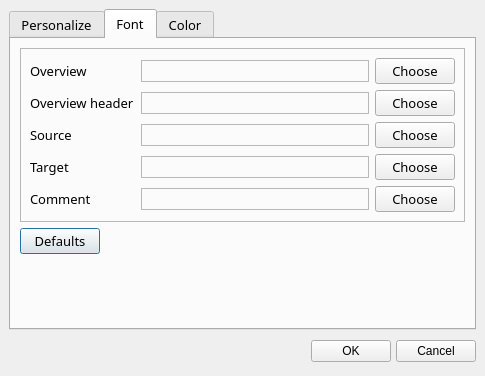
Before: the Qt Designer form pootling/ui/Preference.ui in cc-archive/pootle, drawn with Qt 5.
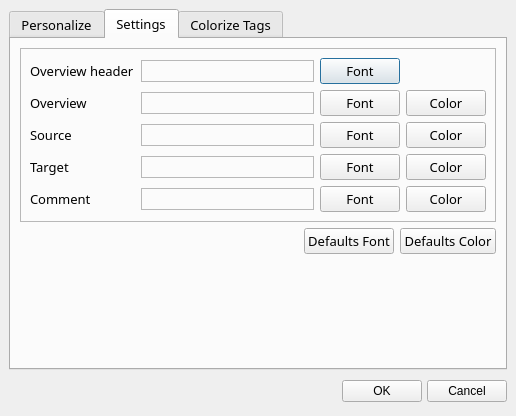
After: the same form once the commit is applied. The open tabs and pages were chosen to show the change.

Commit message: merge color tab to font color and adding number of single/plural form

Diff of the .ui file:
```diff
--- a/pootling/ui/Preference.ui
+++ b/pootling/ui/Preference.ui
@@ -8,8 +8,8 @@
    <rect>
     <x>0</x>
     <y>0</y>
-    <width>485</width>
-    <height>376</height>
+    <width>516</width>
+    <height>416</height>
    </rect>
   </property>
   <property name="sizePolicy" >
@@ -327,7 +327,7 @@
      </widget>
      <widget class="QWidget" name="tab2" >
       <attribute name="title" >
-       <string>Font</string>
+       <string>Settings</string>
       </attribute>
       <layout class="QGridLayout" >
        <property name="margin" >
@@ -336,22 +336,7 @@
        <property name="spacing" >
         <number>6</number>
        </property>
-       <item row="1" column="0" >
-        <widget class="QPushButton" name="bntDefaults" >
-         <property name="sizePolicy" >
-          <sizepolicy>
-           <hsizetype>0</hsizetype>
-           <vsizetype>0</vsizetype>
-           <horstretch>0</horstretch>
-           <verstretch>0</verstretch>
-          </sizepolicy>
-         </property>
-         <property name="text" >
-          <string>Defaults</string>
-         </property>
-        </widget>
-       </item>
-       <item row="0" column="0" >
+       <item row="0" column="0" colspan="3" >
         <widget class="QFrame" name="frame2" >
          <property name="sizePolicy" >
           <sizepolicy>
@@ -374,7 +359,57 @@
           <property name="spacing" >
            <number>6</number>
           </property>
-          <item row="1" column="1" >
+          <item row="0" column="0" >
+           <widget class="QLabel" name="label2_2" >
+            <property name="sizePolicy" >
+             <sizepolicy>
+              <hsizetype>0</hsizetype>
+              <vsizetype>0</vsizetype>
+              <horstretch>0</horstretch>
+              <verstretch>0</verstretch>
+             </sizepolicy>
+            </property>
+            <property name="font" >
+             <font>
+              <family>Sans Serif</family>
+              <pointsize>10</pointsize>
+              <weight>50</weight>
+              <italic>false</italic>
+              <bold>false</bold>
+              <underline>false</underline>
+              <strikeout>false</strikeout>
+             </font>
+            </property>
+            <property name="text" >
+             <string>Overview header</string>
+            </property>
+            <property name="scaledContents" >
+             <bool>true</bool>
+            </property>
+            <property name="wordWrap" >
+             <bool>true</bool>
+            </property>
+            <property name="indent" >
+             <number>0</number>
+            </property>
+           </widget>
+          </item>
+          <item row="0" column="2" >
+           <widget class="QPushButton" name="bntFontOverviewHeader" >
+            <property name="sizePolicy" >
+             <sizepolicy>
+              <hsizetype>0</hsizetype>
+              <vsizetype>0</vsizetype>
+              <horstretch>0</horstretch>
+              <verstretch>0</verstretch>
+             </sizepolicy>
+            </property>
+            <property name="text" >
+             <string>Font</string>
+            </property>
+           </widget>
+          </item>
+          <item row="0" column="1" >
            <widget class="QLabel" name="lblOverViewHeader" >
             <property name="sizePolicy" >
              <sizepolicy>
@@ -403,34 +438,15 @@
             </property>
            </widget>
           </item>
-          <item row="2" column="0" >
-           <widget class="QLabel" name="Source" >
-            <property name="sizePolicy" >
-             <sizepolicy>
-              <hsizetype>0</hsizetype>
-              <vsizetype>0</vsizetype>
-              <horstretch>0</horstretch>
-              <verstretch>0</verstretch>
-             </sizepolicy>
-            </property>
-            <property name="font" >
-             <font>
-              <family>Sans Serif</family>
-              <pointsize>10</pointsize>
-              <weight>50</weight>
-              <italic>false</italic>
-              <bold>false</bold>
-              <underline>false</underline>
-              <strikeout>false</strikeout>
-             </font>
-            </property>
+          <item row="1" column="3" >
+           <widget class="QPushButton" name="btnColorOverview" >
             <property name="text" >
-             <string>Source</string>
+             <string>Color</string>
             </property>
            </widget>
           </item>
-          <item row="4" column="2" >
-           <widget class="QPushButton" name="bntComment" >
+          <item row="1" column="2" >
+           <widget class="QPushButton" name="bntFontOverview" >
             <property name="sizePolicy" >
              <sizepolicy>
               <hsizetype>0</hsizetype>
@@ -440,42 +456,12 @@
              </sizepolicy>
             </property>
             <property name="text" >
-             <string>Choose</string>
+             <string>Font</string>
             </property>
            </widget>
           </item>
-          <item row="3" column="2" >
-           <widget class="QPushButton" name="bntTarget" >
-            <property name="sizePolicy" >
-             <sizepolicy>
-              <hsizetype>0</hsizetype>
-              <vsizetype>0</vsizetype>
-              <horstretch>0</horstretch>
-              <verstretch>0</verstretch>
-             </sizepolicy>
-            </property>
-            <property name="text" >
-             <string>Choose</string>
-            </property>
-           </widget>
-          </item>
-          <item row="2" column="2" >
-           <widget class="QPushButton" name="bntSource" >
-            <property name="sizePolicy" >
-             <sizepolicy>
-              <hsizetype>0</hsizetype>
-              <vsizetype>0</vsizetype>
-              <horstretch>0</horstretch>
-              <verstretch>0</verstretch>
-             </sizepolicy>
-            </property>
-            <property name="text" >
-             <string>Choose</string>
-            </property>
-           </widget>
-          </item>
-          <item row="2" column="1" >
-           <widget class="QLabel" name="lblSource" >
+          <item row="1" column="1" >
+           <widget class="QLabel" name="lblOverView" >
             <property name="sizePolicy" >
              <sizepolicy>
               <hsizetype>7</hsizetype>
@@ -503,6 +489,56 @@
             </property>
            </widget>
           </item>
+          <item row="1" column="0" >
+           <widget class="QLabel" name="label2_3" >
+            <property name="sizePolicy" >
+             <sizepolicy>
+              <hsizetype>0</hsizetype>
+              <vsizetype>0</vsizetype>
+              <horstretch>0</horstretch>
+              <verstretch>0</verstretch>
+             </sizepolicy>
+            </property>
+            <property name="font" >
+             <font>
+              <family>Sans Serif</family>
+              <pointsize>10</pointsize>
+              <weight>50</weight>
+              <italic>false</italic>
+              <bold>false</bold>
+              <underline>false</underline>
+              <strikeout>false</strikeout>
+             </font>
+            </property>
+            <property name="text" >
+             <string>Overview</string>
+            </property>
+            <property name="scaledContents" >
+             <bool>true</bool>
+            </property>
+            <property name="wordWrap" >
+             <bool>true</bool>
+            </property>
+            <property name="indent" >
+             <number>0</number>
+            </property>
+           </widget>
+          </item>
+          <item row="3" column="2" >
+           <widget class="QPushButton" name="bntFontTarget" >
+            <property name="sizePolicy" >
+             <sizepolicy>
+              <hsizetype>0</hsizetype>
+              <vsizetype>0</vsizetype>
+              <horstretch>0</horstretch>
+              <verstretch>0</verstretch>
+             </sizepolicy>
+            </property>
+            <property name="text" >
+             <string>Font</string>
+            </property>
+           </widget>
+          </item>
           <item row="4" column="1" >
            <widget class="QLabel" name="lblComment" >
             <property name="sizePolicy" >
@@ -532,58 +568,6 @@
             </property>
            </widget>
           </item>
-          <item row="4" column="0" >
-           <widget class="QLabel" name="lblsupportteam" >
-            <property name="sizePolicy" >
-             <sizepolicy>
-              <hsizetype>0</hsizetype>
-              <vsizetype>0</vsizetype>
-              <horstretch>0</horstretch>
-              <verstretch>0</verstretch>
-             </sizepolicy>
-            </property>
-            <property name="font" >
-             <font>
-              <family>Sans Serif</family>
-              <pointsize>10</pointsize>
-              <weight>50</weight>
-              <italic>false</italic>
-              <bold>false</bold>
-              <underline>false</underline>
-              <strikeout>false</strikeout>
-             </font>
-            </property>
-            <property name="text" >
-             <string>Comment</string>
-            </property>
-           </widget>
-          </item>
-          <item row="3" column="0" >
-           <widget class="QLabel" name="label4" >
-            <property name="sizePolicy" >
-             <sizepolicy>
-              <hsizetype>0</hsizetype>
-              <vsizetype>0</vsizetype>
-              <horstretch>0</horstretch>
-              <verstretch>0</verstretch>
-             </sizepolicy>
-            </property>
-            <property name="font" >
-             <font>
-              <family>Sans Serif</family>
-              <pointsize>10</pointsize>
-              <weight>50</weight>
-              <italic>false</italic>
-              <bold>false</bold>
-              <underline>false</underline>
-              <strikeout>false</strikeout>
-             </font>
-            </property>
-            <property name="text" >
-             <string>Target</string>
-            </property>
-           </widget>
-          </item>
           <item row="3" column="1" >
            <widget class="QLabel" name="lblTarget" >
             <property name="sizePolicy" >
@@ -613,23 +597,8 @@
             </property>
            </widget>
           </item>
-          <item row="0" column="2" >
-           <widget class="QPushButton" name="bntOverview" >
-            <property name="sizePolicy" >
-             <sizepolicy>
-              <hsizetype>0</hsizetype>
-              <vsizetype>0</vsizetype>
-              <horstretch>0</horstretch>
-              <verstretch>0</verstretch>
-             </sizepolicy>
-            </property>
-            <property name="text" >
-             <string>Choose</string>
-            </property>
-           </widget>
-          </item>
-          <item row="0" column="1" >
-           <widget class="QLabel" name="lblOverView" >
+          <item row="2" column="1" >
+           <widget class="QLabel" name="lblSource" >
             <property name="sizePolicy" >
              <sizepolicy>
               <hsizetype>7</hsizetype>
@@ -657,8 +626,8 @@
             </property>
            </widget>
           </item>
-          <item row="0" column="0" >
-           <widget class="QLabel" name="label2" >
+          <item row="2" column="0" >
+           <widget class="QLabel" name="Source" >
             <property name="sizePolicy" >
              <sizepolicy>
               <hsizetype>0</hsizetype>
@@ -679,21 +648,27 @@
              </font>
             </property>
             <property name="text" >
-             <string>Overview</string>
+             <string>Source</string>
             </property>
-            <property name="scaledContents" >
-             <bool>true</bool>
+           </widget>
+          </item>
+          <item row="2" column="2" >
+           <widget class="QPushButton" name="bntFontSource" >
+            <property name="sizePolicy" >
+             <sizepolicy>
+              <hsizetype>0</hsizetype>
+              <vsizetype>0</vsizetype>
+              <horstretch>0</horstretch>
+              <verstretch>0</verstretch>
+             </sizepolicy>
             </property>
-            <property name="wordWrap" >
-             <bool>true</bool>
+            <property name="text" >
+             <string>Font</string>
             </property>
-            <property name="indent" >
-             <number>0</number>
-            </property>
            </widget>
           </item>
-          <item row="1" column="0" >
-           <widget class="QLabel" name="label2_2" >
+          <item row="4" column="0" >
+           <widget class="QLabel" name="lblsupportteam" >
             <property name="sizePolicy" >
              <sizepolicy>
               <hsizetype>0</hsizetype>
@@ -714,21 +689,27 @@
              </font>
             </property>
             <property name="text" >
-             <string>Overview header</string>
+             <string>Comment</string>
             </property>
-            <property name="scaledContents" >
-             <bool>true</bool>
+           </widget>
+          </item>
+          <item row="4" column="2" >
+           <widget class="QPushButton" name="bntFontComment" >
+            <property name="sizePolicy" >
+             <sizepolicy>
+              <hsizetype>0</hsizetype>
+              <vsizetype>0</vsizetype>
+              <horstretch>0</horstretch>
+              <verstretch>0</verstretch>
+             </sizepolicy>
             </property>
-            <property name="wordWrap" >
-             <bool>true</bool>
+            <property name="text" >
+             <string>Font</string>
             </property>
-            <property name="indent" >
-             <number>0</number>
-            </property>
            </widget>
           </item>
-          <item row="1" column="2" >
-           <widget class="QPushButton" name="bntOverviewHeader" >
+          <item row="3" column="0" >
+           <widget class="QLabel" name="label4_2" >
             <property name="sizePolicy" >
              <sizepolicy>
               <hsizetype>0</hsizetype>
@@ -738,25 +719,73 @@
              </sizepolicy>
             </property>
             <property name="text" >
-             <string>Choose</string>
+             <string>Target</string>
+            </property>
+           </widget>
+          </item>
+          <item row="2" column="3" >
+           <widget class="QPushButton" name="btnColorSource" >
+            <property name="text" >
+             <string>Color</string>
+            </property>
+           </widget>
+          </item>
+          <item row="3" column="3" >
+           <widget class="QPushButton" name="btnColorTarget" >
+            <property name="text" >
+             <string>Color</string>
+            </property>
+           </widget>
+          </item>
+          <item row="4" column="3" >
+           <widget class="QPushButton" name="btnColorComment" >
+            <property name="text" >
+             <string>Color</string>
             </property>
            </widget>
           </item>
          </layout>
         </widget>
        </item>
+       <item row="1" column="1" >
+        <widget class="QPushButton" name="bntDefaultsFont" >
+         <property name="sizePolicy" >
+          <sizepolicy>
+           <hsizetype>0</hsizetype>
+           <vsizetype>0</vsizetype>
+           <horstretch>0</horstretch>
+           <verstretch>0</verstretch>
+          </sizepolicy>
+         </property>
+         <property name="text" >
+          <string>Defaults Font</string>
+         </property>
+        </widget>
+       </item>
+       <item row="1" column="2" >
+        <widget class="QPushButton" name="bntDefaultsColor" >
+         <property name="sizePolicy" >
+          <sizepolicy>
+           <hsizetype>0</hsizetype>
+           <vsizetype>0</vsizetype>
+           <horstretch>0</horstretch>
+           <verstretch>0</verstretch>
+          </sizepolicy>
+         </property>
+         <property name="text" >
+          <string>Defaults Color</string>
+         </property>
+        </widget>
+       </item>
        <item row="2" column="0" >
         <spacer>
          <property name="orientation" >
           <enum>Qt::Vertical</enum>
          </property>
-         <property name="sizeType" >
-          <enum>QSizePolicy::MinimumExpanding</enum>
-         </property>
          <property name="sizeHint" >
           <size>
            <width>20</width>
-           <height>40</height>
+           <height>51</height>
           </size>
          </property>
         </spacer>
@@ -765,7 +794,7 @@
      </widget>
      <widget class="QWidget" name="tab" >
       <attribute name="title" >
-       <string>Color</string>
+       <string>Colorize Tags</string>
       </attribute>
       <layout class="QGridLayout" >
        <property name="margin" >
```
Left out of the diff: 546 changed lines with no effect on the pictures. The commit also changes 2 other files.
